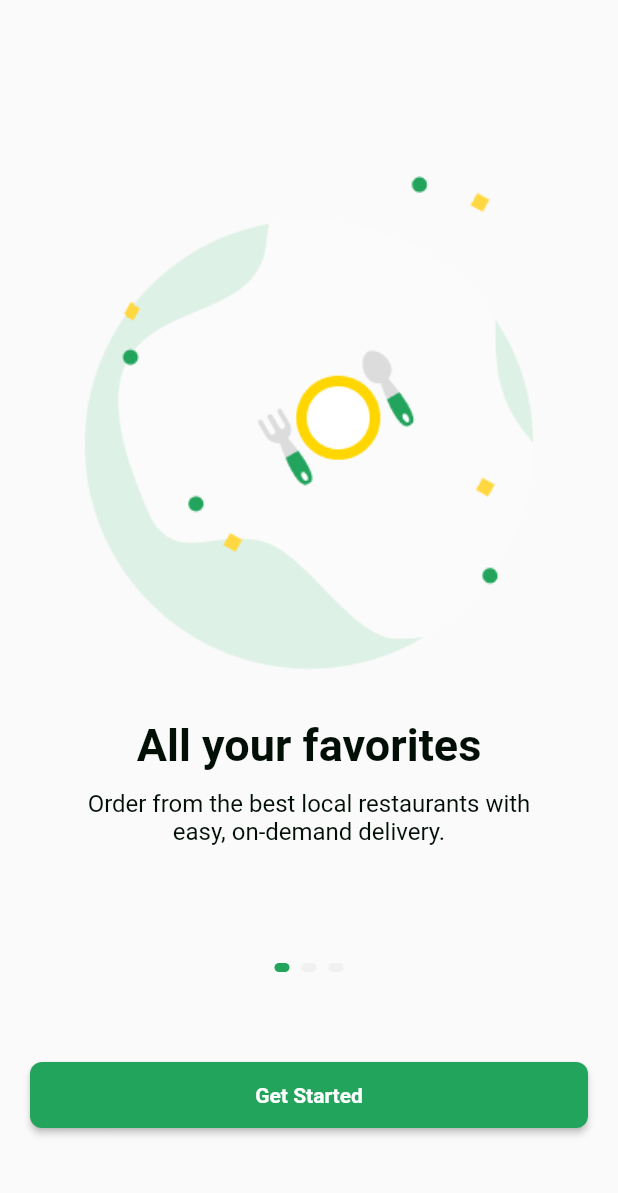
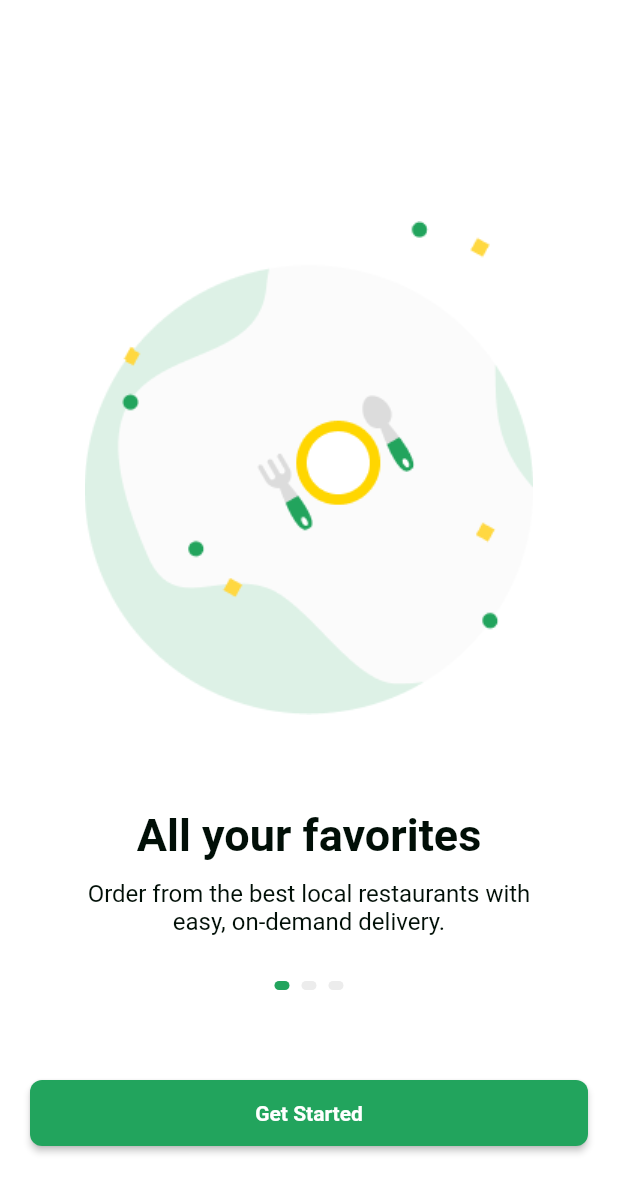
Before and after one commit to dothanhbinh41/food_app, a Flutter app: the screen it shows after launch, on a phone screen of 412 x 824 dp. Shown: the top 1193 px of the screen. Run offline on Flutter 3.47's test engine with Material 2 defaults, Android fonts, the phone set to English and light mode, and no system bars; drawn by our look-alikes of smooth_page_indicator; Roboto replaces fonts that are missing (SF Pro Display).

```diff
--- a/lib/pages/walkthrough.dart
+++ b/lib/pages/walkthrough.dart
@@ -34,35 +34,39 @@ class WalkthroughState extends State<WalkthroughPage> {
   @override
   Widget build(BuildContext context) {
     return Scaffold(
-      body: Container(
-        child: PageView.builder(
+      backgroundColor: ThemeColors.bgColor,
+      body: Stack(
+        children: [
+          PageView.builder(
             itemCount: WalkthoughModel.max,
             scrollDirection: Axis.horizontal,
             controller: controller,
             itemBuilder: (context, position) {
               return Transform(
-              transform: Matrix4.identity()..rotateX((current ?? 0) - position),
+                transform: Matrix4.identity()
+                  ..rotateX((current ?? 0) - position),
+                child: Container(
                   child: WalkthroughView(position),
+                  padding: const EdgeInsets.only(bottom: 200),
+                ),
               );
             },
           ),
-        padding: const EdgeInsets.only(bottom: 260),
-      ),
-      bottomSheet: Wrap(
-        alignment: WrapAlignment.center,
+          Column(
             children: [
+              Expanded(child: Container()),
               SmoothPageIndicator(
                 controller: controller,
                 count: 3,
                 effect: WormEffect(
                     dotWidth: 10,
                     dotHeight: 6,
-                dotColor: ThemeColors.bodyTextColor.withAlpha(20),
+                    dotColor: ThemeColors.bodyTextColor.withAlpha(40),
                     radius: 4,
                     activeDotColor: ThemeColors.activeColor),
               ),
               Container(
-            margin: const EdgeInsets.fromLTRB(20, 60, 20, 72),
+                margin: const EdgeInsets.fromLTRB(20, 60, 20, 60),
                 height: 44,
                 width: MediaQuery.of(context).size.width,
                 child: PrimaryButton(
@@ -74,6 +78,8 @@ class WalkthroughState extends State<WalkthroughPage> {
                     text: "Get Started"),
               )
             ],
+          )
+        ],
       ),
     );
   }
```
Also changed, not shown: lib/main.dart (+4 -94 lines), pubspec.lock, 1 other file. Lines whose indentation alone changed are shown as unchanged.
